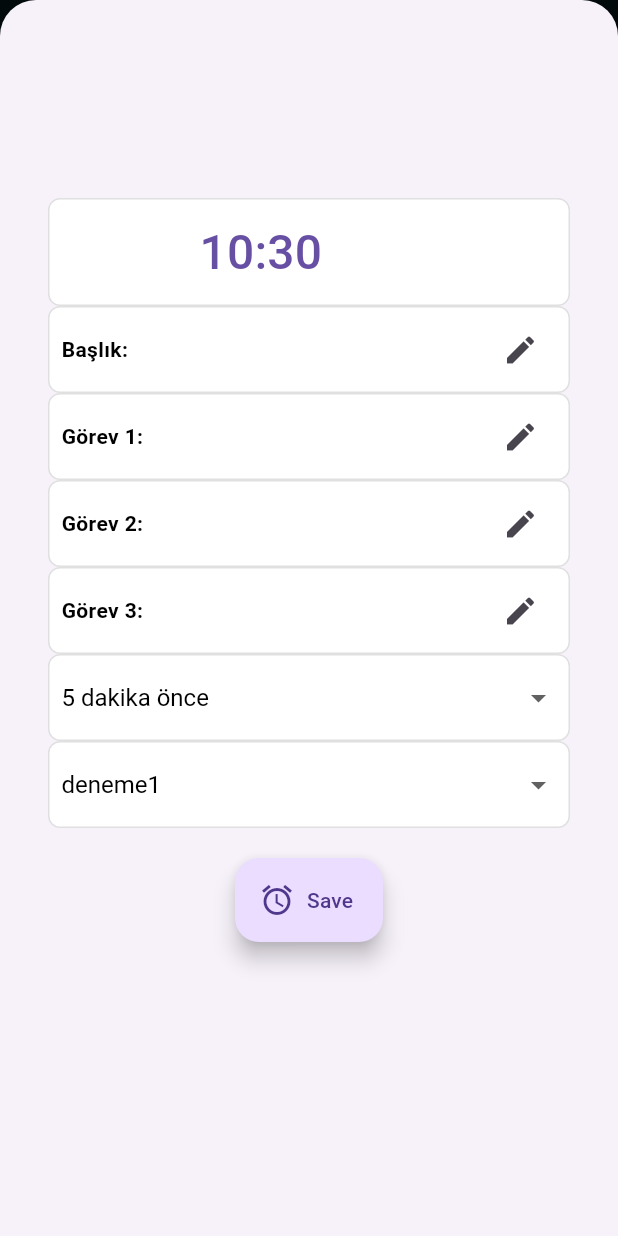
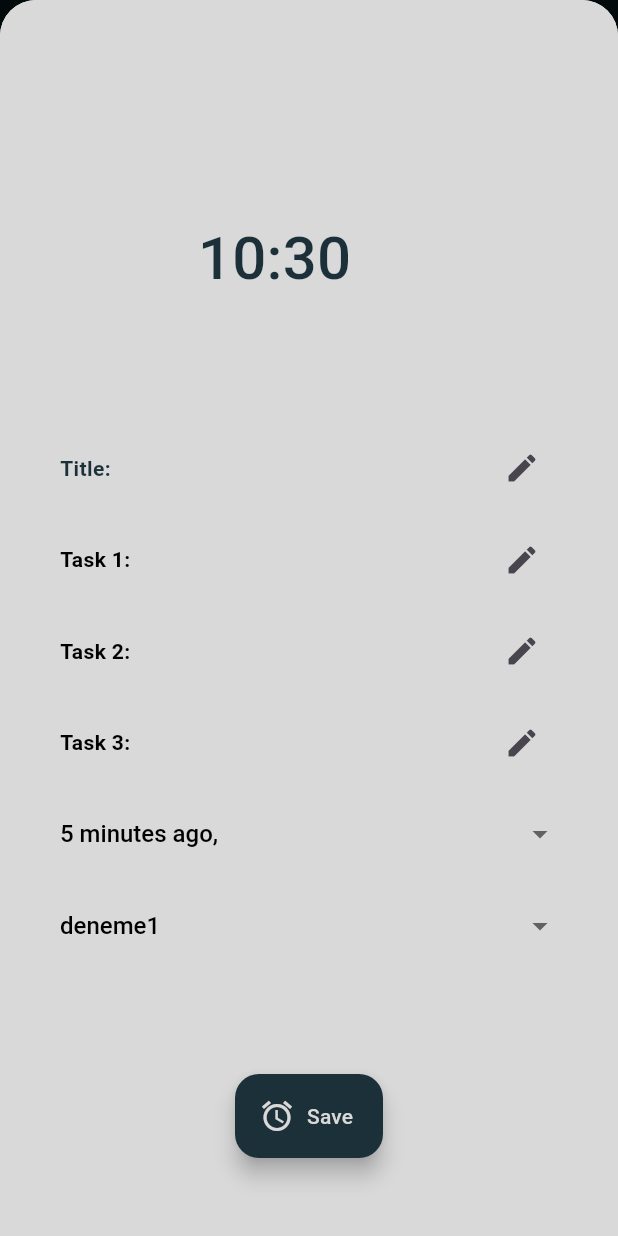
Before and after one commit to rasitesdmr/pokeme, a Flutter app: the screen it shows after launch, item 3 of the bottom bar chosen, after a tap on the "add" icon, on a phone screen of 412 x 824 dp. Run offline on Flutter 3.47's test engine with Material 3 defaults, Android fonts, the phone set to English and light mode, and no system bars; our stand-ins replace dotted_border, flutter_local_notifications, flutter_slidable, rxdart, sensors, sqflite; missing offline and left inert: android_alarm_manager_plus, android_intent, flutter_analog_clock; accounts and stored records are empty; Roboto replaces fonts that are missing (avenir).

Commit message:
Color palette updated, Screen designs and colors uptated

```diff
--- a/lib/screens/todo_screen.dart
+++ b/lib/screens/todo_screen.dart
@@ -461,6 +461,7 @@ class _TodoScreenState extends State<TodoScreen> {
         return StatefulBuilder(
           builder: (context, setModalState) {
             return Container(
+              color: AppColorPalette.todoAddScreenBackgroundColor,
               padding: const EdgeInsets.all(32),
               child: Column(
                 children: [
@@ -468,27 +469,25 @@ class _TodoScreenState extends State<TodoScreen> {
                     height: 100,
                   ),
                   Container(
+                    alignment: Alignment.center,
                     padding: EdgeInsets.symmetric(horizontal: 8, vertical: 4),
                     decoration: BoxDecoration(
-                      color: Colors.white,
-                      border: Border.all(
-                        color: Colors.grey.shade300,
-                        width: 1.0,
-                      ),
-                      borderRadius: BorderRadius.circular(8),
+                      color: Colors.transparent,
                     ),
                     child: Row(
                       children: [
                         SizedBox(
                           width: 80,
                         ),
-                        TextButton(
+                        Center(
+                          child: TextButton(
                             onPressed: () async {
                               final now = DateTime.now();
 
                               final selectedDate = await showDatePicker(
                                   context: context,
-                                initialDate: selectedTodo?.alarmDateTime ?? now,
+                                  initialDate:
+                                  selectedTodo?.alarmDateTime ?? now,
                                   firstDate: now,
                                   lastDate: DateTime(2101),
                                   locale: const Locale('tr', 'TR'));
@@ -523,32 +522,31 @@ class _TodoScreenState extends State<TodoScreen> {
                             },
                             child: Text(
                               _alarmTimeString,
-                            style: TextStyle(fontSize: 32),
+                              style: TextStyle(
+                                  fontSize: 40,
+                                  color:
+                                  AppColorPalette.todoAddScreenTextColor),
                             ),
                           ),
+                        )
                       ],
                     ),
                   ),
-
+                  Spacer(flex: 3),
                   // ---------------------------------------
                   Container(
                     padding: EdgeInsets.symmetric(horizontal: 8, vertical: 4),
                     decoration: BoxDecoration(
-                      color: Colors.white,
-                      border: Border.all(
-                        color: Colors.grey.shade300,
-                        width: 1.0,
-                      ),
-                      borderRadius: BorderRadius.circular(8),
+                      color: Colors.transparent,
                     ),
                     child: Row(
                       children: [
                         Expanded(
                           child: Text(
-                            'Başlık: $_selectedTodoTitle',
+                            'Title: $_selectedTodoTitle',
                             style: TextStyle(
                               fontWeight: FontWeight.bold,
-                              color: Colors.black,
+                              color: AppColorPalette.todoAddScreenTextColor,
                             ),
                           ),
                         ),
@@ -602,21 +600,17 @@ class _TodoScreenState extends State<TodoScreen> {
                       ],
                     ),
                   ),
+                  SizedBox(height: 5),
                   Container(
                     padding: EdgeInsets.symmetric(horizontal: 8, vertical: 4),
                     decoration: BoxDecoration(
-                      color: Colors.white,
-                      border: Border.all(
-                        color: Colors.grey.shade300,
-                        width: 1.0,
-                      ),
-                      borderRadius: BorderRadius.circular(8),
+                      color: Colors.transparent,
                     ),
                     child: Row(
                       children: [
                         Expanded(
                           child: Text(
-                            'Görev 1: $_selectedText1',
+                            'Task 1: $_selectedText1',
                             style: TextStyle(
                               fontWeight: FontWeight.bold,
                               color: Colors.black,
@@ -673,21 +667,17 @@ class _TodoScreenState extends State<TodoScreen> {
                       ],
                     ),
                   ),
+                  SizedBox(height: 5),
                   Container(
                     padding: EdgeInsets.symmetric(horizontal: 8, vertical: 4),
                     decoration: BoxDecoration(
-                      color: Colors.white,
-                      border: Border.all(
-                        color: Colors.grey.shade300,
-                        width: 1.0,
-                      ),
-                      borderRadius: BorderRadius.circular(8),
+                      color: Colors.transparent,
                     ),
                     child: Row(
                       children: [
                         Expanded(
                           child: Text(
-                            'Görev 2: $_selectedText2',
+                            'Task 2: $_selectedText2',
                             style: TextStyle(
                               fontWeight: FontWeight.bold,
                               color: Colors.black,
@@ -744,21 +734,17 @@ class _TodoScreenState extends State<TodoScreen> {
                       ],
                     ),
                   ),
+                  SizedBox(height: 5),
                   Container(
                     padding: EdgeInsets.symmetric(horizontal: 8, vertical: 4),
                     decoration: BoxDecoration(
-                      color: Colors.white,
-                      border: Border.all(
-                        color: Colors.grey.shade300,
-                        width: 1.0,
-                      ),
-                      borderRadius: BorderRadius.circular(8),
+                      color: Colors.transparent,
                     ),
                     child: Row(
                       children: [
                         Expanded(
                           child: Text(
-                            'Görev 3: $_selectedText3',
+                            'Task 3: $_selectedText3',
                             style: TextStyle(
                               fontWeight: FontWeight.bold,
                               color: Colors.black,
@@ -815,15 +801,11 @@ class _TodoScreenState extends State<TodoScreen> {
                       ],
                     ),
                   ),
+                  SizedBox(height: 5),
                   Container(
                     padding: EdgeInsets.symmetric(horizontal: 8, vertical: 4),
                     decoration: BoxDecoration(
-                      color: Colors.white,
-                      border: Border.all(
-                        color: Colors.grey.shade300,
-                        width: 1.0,
-                      ),
-                      borderRadius: BorderRadius.circular(8),
+                      color: Colors.transparent,
                     ),
                     child: DropdownButtonHideUnderline(
                       child: DropdownButton<int>(
@@ -850,21 +832,22 @@ class _TodoScreenState extends State<TodoScreen> {
                             .map<DropdownMenuItem<int>>((int value) {
                           return DropdownMenuItem<int>(
                             value: value,
-                            child: Text('$value dakika önce'),
+                            child: Text(
+                              '$value minutes ago,',
+                              style: TextStyle(
+                                  fontWeight: FontWeight.w500,
+                              ),
+                            ),
                           );
                         }).toList(),
                       ),
                     ),
                   ),
+                  SizedBox(height: 5),
                   Container(
                     padding: EdgeInsets.symmetric(horizontal: 8, vertical: 4),
                     decoration: BoxDecoration(
-                      color: Colors.white,
-                      border: Border.all(
-                        color: Colors.grey.shade300,
-                        width: 1.0,
-                      ),
-                      borderRadius: BorderRadius.circular(8),
+                      color: Colors.transparent,
                     ),
                     child: DropdownButtonHideUnderline(
                       child: DropdownButton<String>(
@@ -886,22 +869,29 @@ class _TodoScreenState extends State<TodoScreen> {
                             .map<DropdownMenuItem<String>>((String value) {
                           return DropdownMenuItem<String>(
                             value: value,
-                            child: Text(value),
+                            child: Text(
+                              value,
+                              style: TextStyle(
+                                fontWeight: FontWeight.w500,
+                              ),
+                            ),
                           );
                         }).toList(),
                       ),
                     ),
                   ),
-                  SizedBox(
-                    height: 20,
-                  ),
+                  // ---------------------------------------
+                  Spacer(flex: 3),
                   FloatingActionButton.extended(
                     onPressed: () {
                       onSaveTodo(selectedTodo: selectedTodo);
                     },
                     icon: Icon(Icons.alarm),
                     label: Text('Save'),
+                    backgroundColor: AppColorPalette.alaramAddScreenButtonColor,
+                    foregroundColor: AppColorPalette.alaramAddScreenButtonTextColor,
                   ),
+                  SizedBox(height: 20),
                 ],
               ),
             );
@@ -1006,32 +996,40 @@ class _TodoScreenState extends State<TodoScreen> {
   }
 
   Widget buildTaskItem(String? text, int? status) {
+    return LayoutBuilder(
+      builder: (BuildContext context, BoxConstraints constraints) {
         return Container(
+          width: constraints.maxWidth - 20,
           margin: EdgeInsets.symmetric(vertical: 4),
           padding: EdgeInsets.all(8),
           decoration: BoxDecoration(
-        color: Colors.white,
-        border: Border.all(color: Colors.grey.shade300),
-        borderRadius: BorderRadius.circular(8),
+            color: Colors.transparent,
+            border: Border.all(color: AppColorPalette.todoContainerBorderColor),
+            borderRadius: BorderRadius.circular(20),
           ),
           child: Row(
             children: <Widget>[
               Icon(
-            status == 1 ? Icons.check_circle : Icons.radio_button_unchecked,
-            color: status == 1 ? Colors.green : Colors.grey,
+                status == 1 ? Icons.circle : Icons.radio_button_unchecked,
+                color: status == 1
+                    ? AppColorPalette.todoCheckButtonColor[1]
+                    : AppColorPalette.todoCheckButtonColor[1],
               ),
               SizedBox(width: 8),
               Expanded(
                 child: Text(
                   text ?? '',
                   style: TextStyle(
-                color: Colors.black,
+                    color: AppColorPalette.todoTextColor[1],
+                    fontWeight: FontWeight.bold,
                     decoration: status == 1 ? TextDecoration.lineThrough : null,
                   ),
                 ),
               ),
             ],
           ),
+        );
+      },
     );
   }
 
@@ -1097,8 +1095,8 @@ class _TodoScreenState extends State<TodoScreen> {
     AlarmNotificationManager.cancelAllNotifications();
   }
 
-  Future<void> scheduleAlarm(
-      DateTime scheduledNotificationDateTime, int alarmDateTimeId) async {
+  Future<void> scheduleAlarm(DateTime scheduledNotificationDateTime,
+      int alarmDateTimeId) async {
     await AndroidAlarmManager.oneShotAt(
       scheduledNotificationDateTime,
       alarmDateTimeId,
@@ -1124,8 +1122,8 @@ class _TodoScreenState extends State<TodoScreen> {
     );
   }
 
-  Future<void> scheduleReminder(
-      DateTime scheduledNotificationDateTime, int reminderAlarmId) async {
+  Future<void> scheduleReminder(DateTime scheduledNotificationDateTime,
+      int reminderAlarmId) async {
     await AndroidAlarmManager.oneShotAt(
       scheduledNotificationDateTime,
       reminderAlarmId,
@@ -1181,12 +1179,15 @@ class _TodoScreenState extends State<TodoScreen> {
                     mainAxisAlignment: MainAxisAlignment.center,
                     children: [
                       Text(
-                          '${selectedTodo!.alarmDateTime?.day}/${selectedTodo!.alarmDateTime?.month}/${selectedTodo!.alarmDateTime?.year}'),
+                          '${selectedTodo!.alarmDateTime?.day}/${selectedTodo!
+                              .alarmDateTime?.month}/${selectedTodo!
+                              .alarmDateTime?.year}'),
                       SizedBox(
                         width: 20,
                       ),
                       Text(
-                          '${selectedTodo!.alarmDateTime?.hour}:${selectedTodo!.alarmDateTime?.minute}'),
+                          '${selectedTodo!.alarmDateTime?.hour}:${selectedTodo!
+                              .alarmDateTime?.minute}'),
                     ],
                   ),
                   if (selectedTodo?.text1?.isNotEmpty == true)
@@ -1259,8 +1260,8 @@ class _TodoScreenState extends State<TodoScreen> {
     );
   }
 
-  Widget buildStatusItem(
-      String title, int status, Function(int) onStatusChanged) {
+  Widget buildStatusItem(String title, int status,
+      Function(int) onStatusChanged) {
     return Row(
       mainAxisAlignment: MainAxisAlignment.spaceBetween,
       children: [
@@ -1286,26 +1287,29 @@ class _TodoScreenState extends State<TodoScreen> {
           Padding(
             padding: const EdgeInsets.only(left: 16.0),
             child: Row(
-              mainAxisAlignment: MainAxisAlignment.spaceBetween,
+              mainAxisAlignment: MainAxisAlignment.spaceEvenly,
               children: [
                 Text(
                   'Todo',
                   style: TextStyle(
                       fontFamily: 'avenir',
                       fontWeight: FontWeight.w700,
-                      color: Colors.white,
+                      color: AppColorPalette.todoTextColor[0],
                       fontSize: 24),
                 ),
+                SizedBox(width: 250),
                 Container(
                   decoration: BoxDecoration(
-                    border: Border.all(color: Colors.white),
+                    border: Border.all(color: AppColorPalette.todoTextColor[0]),
                     borderRadius: BorderRadius.circular(8),
                   ),
                   child: IconButton(
-                    icon: Icon(Icons.add, color: Colors.white),
+                    icon: Icon(Icons.add,
+                        color: AppColorPalette.todoTextColor[0]),
                     onPressed: () => openTodoBottomSheet(),
                   ),
                 ),
+                SizedBox(width: 10),
               ],
             ),
           ),
@@ -1323,7 +1327,8 @@ class _TodoScreenState extends State<TodoScreen> {
                       final Todo? todo = _todos![index];
 
                       // Kartın rengini belirle
-                      Color cardColor = Colors.white; // Varsayılan kart rengi
+                      Color cardColor = AppColorPalette
+                          .todoUncomplatedContainerColor; // Varsayılan kart rengi
                       bool isCompleted = false;
 
                       if ((todo?.text1?.isNotEmpty == true &&
@@ -1347,7 +1352,8 @@ class _TodoScreenState extends State<TodoScreen> {
                       }
 
                       if (isCompleted) {
-                        cardColor = Colors.green; // Yeşil renk
+                        cardColor = AppColorPalette
+                            .todoComplatedContainerColor; // Yeşil renk
                       }
                       return GestureDetector(
                         onTap: () {
@@ -1373,14 +1379,18 @@ class _TodoScreenState extends State<TodoScreen> {
                                     contentPadding: EdgeInsets.symmetric(
                                         horizontal: 20.0, vertical: 8.0),
                                     leading: _expandedList[index]
-                                        ? Icon(Icons.done,
-                                            color: Colors
-                                                .green) // Genişletildiğinde gösterilecek ikon
-                                        : Icon(Icons.ac_unit_sharp,
-                                            color: Colors.amberAccent),
+                                        ? Icon(Icons.keyboard_arrow_up,
+                                        color: AppColorPalette
+                                            .todoTextColor[
+                                        1]) // Genişletildiğinde gösterilecek ikon
+                                        : Icon(Icons.keyboard_arrow_down,
+                                        color: AppColorPalette
+                                            .todoTextColor[1]),
                                     title: Text(
                                       todo?.title ?? 'Default Title',
                                       style: TextStyle(
+                                        color: AppColorPalette.todoTextColor[1],
+                                        fontWeight: FontWeight.bold,
                                         decoration: (todo?.todoStatus == 1
                                             ? true
                                             : false)
@@ -1392,7 +1402,11 @@ class _TodoScreenState extends State<TodoScreen> {
                                         onPressed: () =>
                                             openTextStatusBottomSheet(
                                                 selectedTodo: todo),
-                                        icon: Icon(Icons.edit))),
+                                        icon: Icon(
+                                          Icons.edit,
+                                          color:
+                                          AppColorPalette.todoTextColor[1],
+                                        ))),
                                 AnimatedCrossFade(
                                   firstChild: Container(),
                                   secondChild: Padding(
@@ -1416,8 +1430,10 @@ class _TodoScreenState extends State<TodoScreen> {
                 } else {
                   return Center(
                     child: Text(
-                      'Henüz bir todo yok.',
-                      style: TextStyle(color: Colors.white, fontSize: 18),
+                      'You don\'t have any Todo',
+                      style: TextStyle(
+                          color: AppColorPalette.todoTextColor[0],
+                          fontSize: 18),
                     ),
                   );
                 }
--- a/lib/styles/app_color_palette.dart
+++ b/lib/styles/app_color_palette.dart
@@ -32,7 +32,17 @@ class AppColorPalette {
   static Color alaramAddScreenButtonColor = Color(0xFF1C3039);
   static Color alaramAddScreenButtonTextColor = Color(0xFFD9D9D9);
 
+  static List<Color> todoTextColor = [Color(0xFFCEC7BF), Color(0xFF07161B)];
+  static Color todoBorderColor = Color(0xFFCEC7BF);
+  static Color todoUncomplatedContainerColor = Color(0xFFD9D9D9);
+  static Color todoComplatedContainerColor = Color(0xFF538F99);
+  static Color todoContainerBorderColor = Color(0xFF07161B);
+  static List<Color> todoCheckButtonColor = [Color(0xFFD9D9D9) ,Color(0xFF07161B)];
 
+  static Color todoAddScreenBackgroundColor = Color(0xFFD9D9D9);
+  static Color todoAddScreenTextColor = Color(0xFF1C3039);
+  static Color todoAddScreenButtonColor = Color(0xFF1C3039);
+  static Color todoAddScreenButtonTextColor = Color(0xFFD9D9D9);
 }
 
 class GradientColors {
```
Lines whose indentation alone changed are shown as unchanged.
